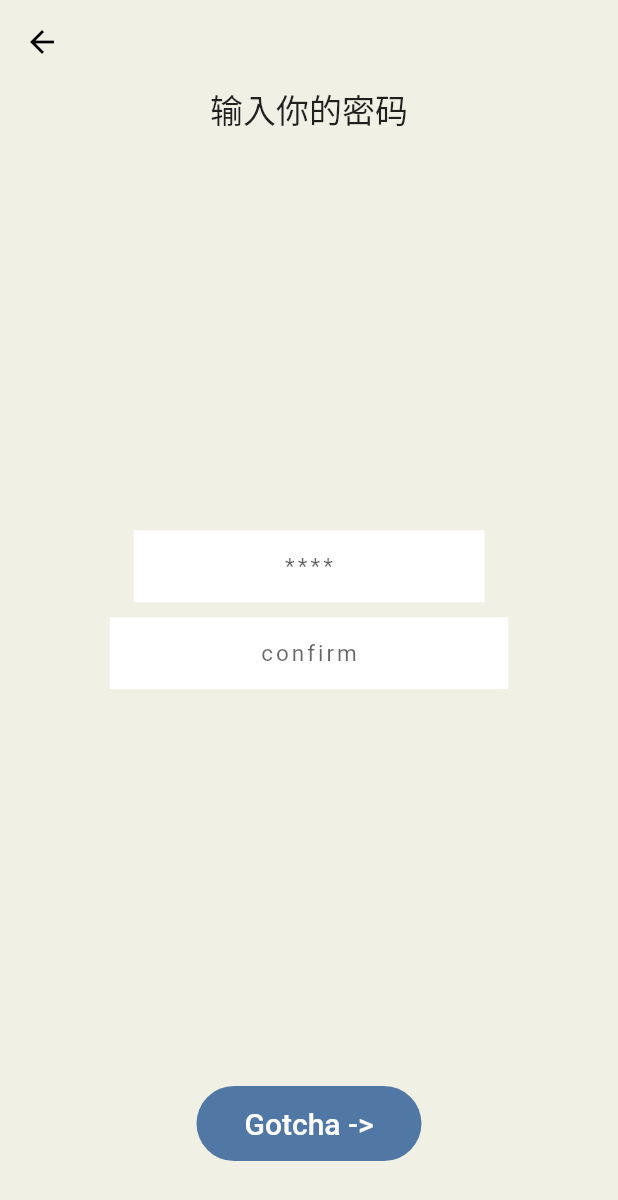
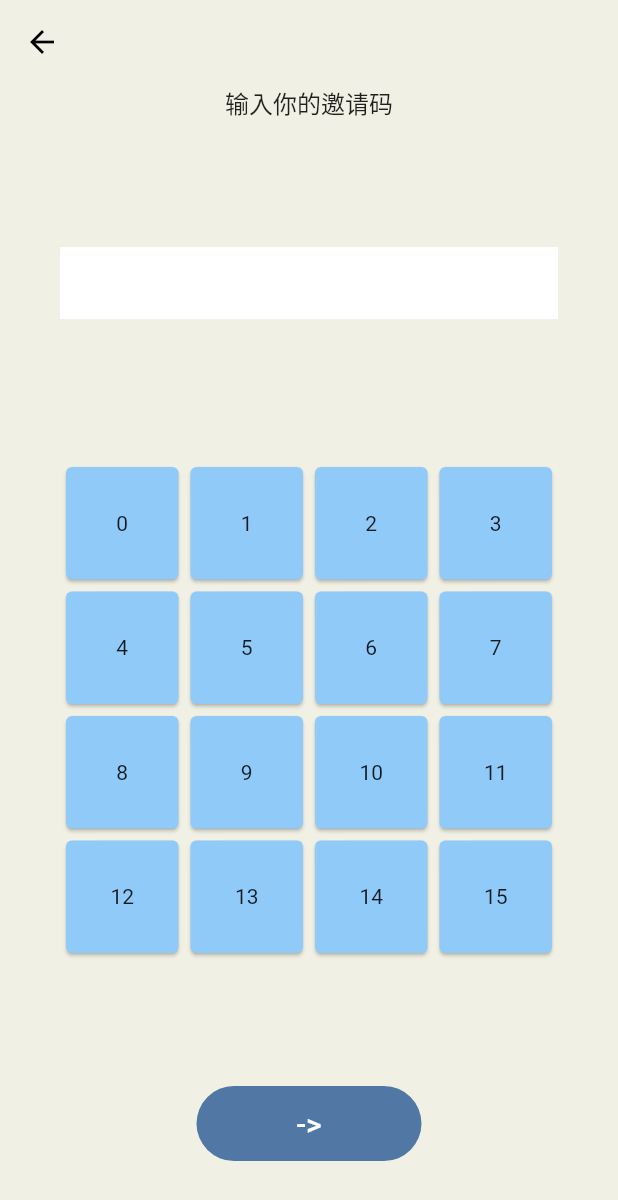
Before and after one commit to Pabsysop/PAB_Client, a Flutter app: the CodePage screen opened directly, on a phone screen of 412 x 824 dp. Shown: the top 1200 px of the screen. Run offline on Flutter 3.47's test engine with Material 2 defaults, Android fonts, the phone set to English and light mode, and no system bars; our stand-ins replace country_code_picker, file_picker, font_awesome_flutter, google_fonts; missing offline and left inert: agent_dart, draw_your_image, progress_hud.

Commit message:
codepage debug

```diff
--- a/lib/ICP/init.dart
+++ b/lib/ICP/agent_factory.dart
@@ -1,6 +1,6 @@
 import 'package:agent_dart/agent_dart.dart';
 
-class AgentFactory {
+class NaisAgentFactory {
   late final Principal _canisterId;
   late Identity _identity;
   late HttpAgent _agent;
@@ -11,7 +11,7 @@ class AgentFactory {
 
   CanisterActor get actor => _actor;
 
-  AgentFactory(
+  NaisAgentFactory(
       {required String canisterId,
       required String url,
       required Service idl,
@@ -24,13 +24,13 @@ class AgentFactory {
     _initAgent(url);
     _createActor();
   }
-  factory AgentFactory.create(
+  factory NaisAgentFactory.create(
       {required String canisterId,
       required String url,
       required Service idl,
       Identity? identity,
       bool? debug = true}) {
-    return AgentFactory(
+    return NaisAgentFactory(
         canisterId: canisterId,
         url: url,
         idl: idl,
--- a/lib/ICP/nais.dart
+++ b/lib/ICP/nais.dart
@@ -1,43 +1,57 @@
 import 'package:agent_dart/agent_dart.dart';
+import 'agent_factory.dart';
 
-import 'init.dart';
+enum WasmType {
+    PABToken,
+    Board,
+    Life,
+    AvatarNFT,
+    VisaNFT
+}
+
+final String naisCanisterId = "rrkah-fqaaa-aaaaa-aaaaq-cai";
+final String replicaUrl = "http://192.168.4.192:8000";
 
 class NaisMethod {
   static const apply_citizen = "ApplyCitizenship";
-  static const count = "getValue";
+  static const upload_wasm = "uploadWasm";
 }
 
-final idl = IDL.Service({
-  NaisMethod.count: IDL.Func([], [IDL.Nat], ['query']),
-  NaisMethod.apply_citizen: IDL.Func([], [], []),
+Map<String, Object> wasmArg = {"wasm_type": WasmType.VisaNFT, "wasm_module": []};
+
+final naisIdl = IDL.Service({
+  NaisMethod.apply_citizen: IDL.Func([IDL.Text], [IDL.Opt(IDL.Principal)], ['update']),
+  NaisMethod.upload_wasm: IDL.Func([IDL.Record(wasmArg)], [], ['update']),
 });
 
-class Counter extends ActorHook {
-  Counter();
-  factory Counter.create(CanisterActor _actor) {
-    return Counter()..setActor(_actor);
+class Nais extends ActorHook {
+  Nais();
+  factory Nais.create(CanisterActor _actor) {
+    return Nais()..setActor(_actor);
   }
   setActor(CanisterActor _actor) {
     actor = _actor;
   }
 
-  Future<int> count() async {
+  Future<Principal> applyCitizen(String code) async {
     try {
-      var res = await actor.getFunc(NaisMethod.count)!([]);
+      var res = await actor.getFunc(NaisMethod.apply_citizen)!([code]);
       if (res != null) {
-        return (res as BigInt).toInt();
+        return res as Principal;
       }
-      throw "Cannot get count but $res";
+      throw "apply failed due to $res";
     } catch (e) {
       rethrow;
     }
   }
 
-  Future<void> add() async {
+  Future<void> makeAvatarNFT(WasmType wtype, List<int> executable) async {
     try {
-      await actor.getFunc(NaisMethod.apply_citizen)!([]);
+      wasmArg["wasm_module"] = executable;
+      await actor.getFunc(NaisMethod.upload_wasm)!([wasmArg]);
     } catch (e) {
       rethrow;
     }
   }
+
 }
--- a/lib/codepage.dart
+++ b/lib/codepage.dart
@@ -1,17 +1,23 @@
+import 'package:agent_dart/agent_dart.dart';
+import 'package:clubhouse_clone_ui_kit/ICP/agent_factory.dart';
+import 'package:clubhouse_clone_ui_kit/ICP/nais.dart';
+import 'package:clubhouse_clone_ui_kit/loginpage.dart';
 import 'package:flutter/material.dart';
 import 'package:flutter/services.dart';
+import 'constant.dart';
+import 'package:progress_hud/progress_hud.dart';
 
-import 'ICP/canister_caller.dart';
-import 'homepage.dart';
-import 'constant.dart';
+final TextEditingController myController = TextEditingController();
+var progressHUD = new ProgressHUD(
+      backgroundColor: Colors.black12,
+      color: Colors.white,
+      containerColor: Colors.blue,
+      borderRadius: 5.0,
+      text: 'Loading...',
+);
 
 class CodePage extends StatelessWidget {
   const CodePage({Key? key}) : super(key: key);
-
-  void callIcpBorn(){
-      CanisterCaller caller = CanisterCaller();
-      caller.initCounter();
-  }
 
   @override
   Widget build(BuildContext context) {
@@ -25,60 +31,45 @@ class CodePage extends StatelessWidget {
             crossAxisAlignment: CrossAxisAlignment.center,
             children: [
               Text(
-                "输入你的密码",
+                "输入你的邀请码",
                 textAlign: TextAlign.center,
-                style: TextStyle(fontSize: headingFontSize),
+                style: TextStyle(fontSize: bodyFontSize),
               ),
-              Column(
-                children: [
-                  Container(
-                    child: IntrinsicWidth(
-                      child: TextField(
+              TextField(
                 textAlign: TextAlign.center,
-                        obscureText: true,
-                        keyboardType: TextInputType.phone,
-                        maxLength: 4,
+                keyboardType: TextInputType.text,
+                maxLength: 64,
+                controller: myController,
                 style: TextStyle(letterSpacing: 2, fontSize: 15),
                 decoration: InputDecoration(
                   floatingLabelBehavior: FloatingLabelBehavior.never,
-                          hintText: "****",
-                          contentPadding: EdgeInsets.symmetric(horizontal: 100),
+                  contentPadding: EdgeInsets.symmetric(horizontal: 10),
                   border: InputBorder.none,
                   fillColor: Colors.white,
                   counterText: "",
                   filled: true,
                 ),
-                        inputFormatters: [
-                          FilteringTextInputFormatter.digitsOnly
-                        ],
               ),
-                    ),
-                  ),
+              Column(
+                children: [
                   SizedBox(
                     height: 10,
                   ),
                   Container(
-                    child: IntrinsicWidth(
-                      child: TextField(
-                        textAlign: TextAlign.center,
-                        obscureText: true,
-                        keyboardType: TextInputType.phone,
-                        maxLength: 4,
-                        style: TextStyle(letterSpacing: 2, fontSize: 15),
-                        decoration: InputDecoration(
-                          floatingLabelBehavior: FloatingLabelBehavior.never,
-                          hintText: "confirm",
-                          contentPadding: EdgeInsets.symmetric(horizontal: 100),
-                          border: InputBorder.none,
-                          fillColor: Colors.white,
-                          counterText: "",
-                          filled: true,
+                    child: GridView.count(
+                      crossAxisCount: 4,
+                      shrinkWrap: true,
+                      children: new List<Widget>.generate(16, (index) {
+                        return new GridTile(
+                          child: new Card(
+                            color: Colors.blue.shade200,
+                            child: new Center(
+                              child: new Text('$index'),
+                            )
                           ),
-                        inputFormatters: [
-                          FilteringTextInputFormatter.digitsOnly
-                        ],
-                      ),
-                    ),
+                        );
+                      }),
+                    )
                   ),
                 ],
               ),
@@ -91,14 +82,24 @@ class CodePage extends StatelessWidget {
                       borderRadius: BorderRadius.circular(32.0)),
                   minimumSize: Size(150, 50), //////// HERE
                 ),
-                onPressed: () {
+                onPressed: () async {
+                  var seed = myController.text.substring(0, 64).toU8a();
+                  var _identity = Ed25519KeyIdentity.generate(seed);
+                  var _nais = NaisAgentFactory.create(
+                                canisterId: naisCanisterId,
+                                url: replicaUrl,
+                                idl: naisIdl,
+                                identity: _identity,
+                          ).hook(Nais());
+                  var lifeId = await _nais.applyCitizen(myController.text);
+
                   Navigator.of(context).push(
                     MaterialPageRoute(
-                        builder: (c) => Scaffold(body: Homepage())),
+                        builder: (c) => Scaffold(body: LoginPage(lifeId))),
                   );
                 },
                 child: Text(
-                  'Gotcha ->',
+                  '->',
                   style: TextStyle(fontSize: buttonFontSize),
                 ),
               )
--- a/lib/constant.dart
+++ b/lib/constant.dart
@@ -11,3 +11,7 @@ const buttonFontSize = 20.0;
 TextStyle primaryFont = GoogleFonts.openSans(fontStyle: FontStyle.normal);
 const headingFontSize = 22.0;
 const bodyFontSize = 16.0;
+const pabDescription = "PartyBoard用户拥有独一无二的受保护的元宇宙虚拟身份，通过这个身份建立自己的社交圈层，结实对的人，获取真实可靠的信息。";
+const boardDecription = "Board是PAB元宇宙的入口，用户加入Board，使用Board提供的服务和其他个体交流互动，Board的类型涵盖社会生活的各个领域，确保元宇宙的多样性。";
+const slogan = "你是一道光";
+const avatarDecription = "选择系统默认头像，或者上传或者绘制专属头像，专属头像将会铸造成NFT作为你的私人资产存放在PartyBoard！";
--- a/pubspec.yaml
+++ b/pubspec.yaml
@@ -32,9 +32,10 @@ dependencies:
     sdk: flutter
   font_awesome_flutter: ^9.1.0
   overlay_support: ^1.2.1
-  agent_dart: ^0.1.12
+  agent_dart: ^0.1.15
   draw_your_image: ^0.2.0
   file_picker: ^4.0.0
+  progress_hud: ^1.1.0
 
 dev_dependencies:
   flutter_test:
```
Also changed, not shown: lib/ICP/canister_caller.dart (deleted, +0 -61 lines), lib/avatars_page.dart (added, +35 -0 lines), lib/loginpage.dart (+35 -30 lines), lib/main.dart (+5 -10 lines), lib/model/crypto.dart (added, +17 -0 lines), lib/utils.dart (added, +50 -0 lines), pubspec.lock, 4 other files. Lines whose indentation alone changed are shown as unchanged.
